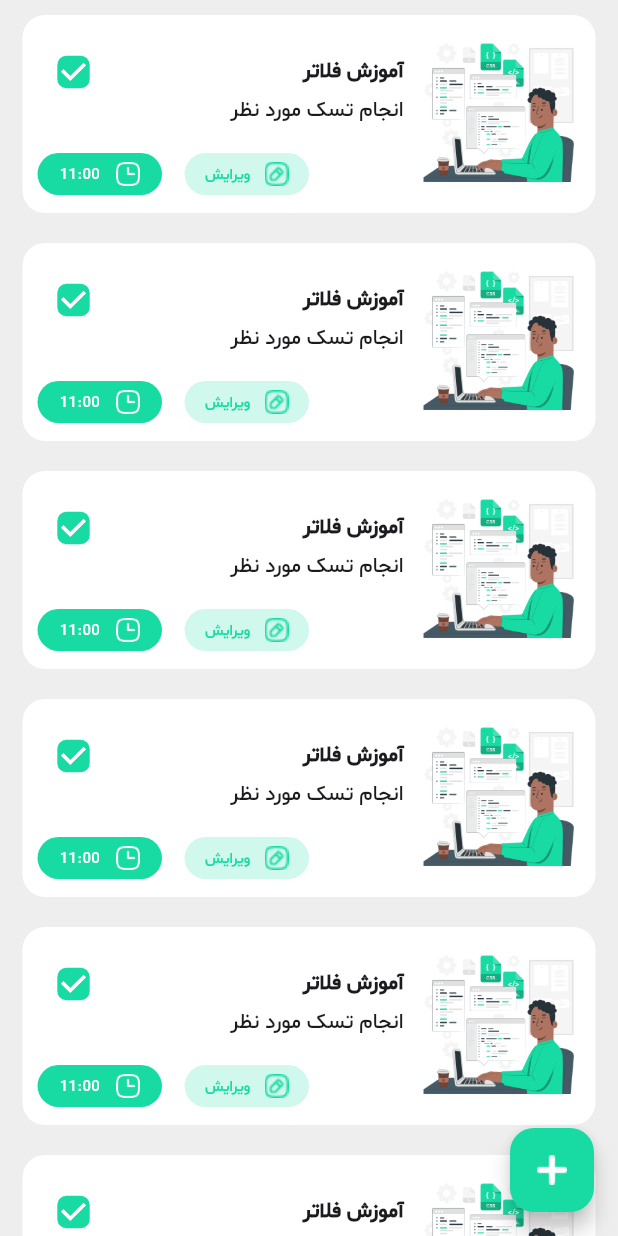
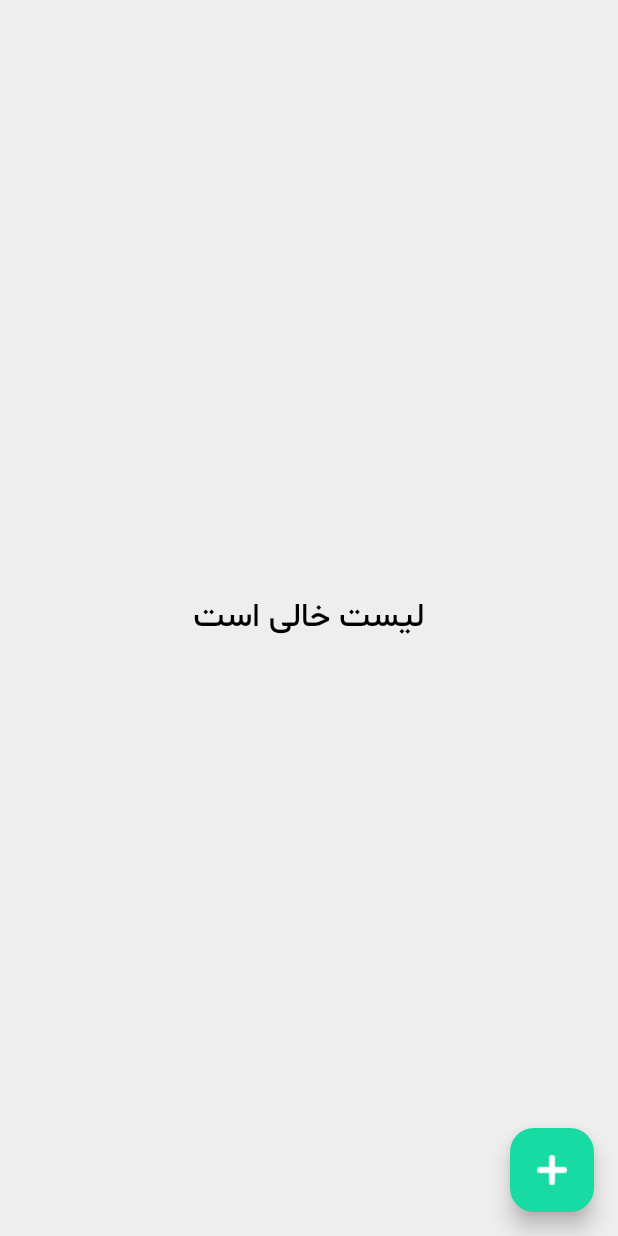
Before and after one commit to Mohammad-Nikmard/Note-App, a Flutter app: the screen it shows after launch, on a phone screen of 412 x 824 dp. Run offline on Flutter 3.47's test engine with Material 3 defaults, Android fonts, the phone set to English and light mode, and no system bars; our stand-ins replace flutter_bloc, get_it, hive, hive_flutter; missing offline and left inert: time_pickerr; accounts and stored records are empty.

Commit message:
Added task adding ablity without isDone

```diff
--- /dev/null
+++ b/lib/BLoc/Home/home_bloc.dart
@@ -0,0 +1,24 @@
+import 'package:flutter_bloc/flutter_bloc.dart';
+import 'package:todo/BLoc/Home/home_event.dart';
+import 'package:todo/BLoc/Home/home_state.dart';
+import 'package:todo/data/repository/task_repository.dart';
+
+class HomeBloc extends Bloc<HomeEvent, HomeState> {
+  final ITaskRepository _iTaskRepository;
+  HomeBloc(this._iTaskRepository) : super(HomeInitState()) {
+    on<HomeShowListEvent>(
+      (event, emit) async {
+        emit(HomeLoadingState());
+        var taskList = await _iTaskRepository.getItems();
+        emit(HomeResponse(taskList));
+      },
+    );
+    on<DeleteItemEvent>(
+      (event, emit) async {
+        await _iTaskRepository.deleteItem(event.index);
+        var taskList = await _iTaskRepository.getItems();
+        emit(HomeResponse(taskList));
+      },
+    );
+  }
+}
--- /dev/null
+++ b/lib/BLoc/Home/home_event.dart
@@ -0,0 +1,9 @@
+abstract class HomeEvent {}
+
+class HomeShowListEvent extends HomeEvent {}
+
+class DeleteItemEvent extends HomeEvent {
+  int index;
+
+  DeleteItemEvent(this.index);
+}
--- /dev/null
+++ b/lib/BLoc/Home/home_state.dart
@@ -0,0 +1,13 @@
+import 'package:todo/data/model/task.dart';
+
+abstract class HomeState {}
+
+class HomeInitState extends HomeState {}
+
+class HomeLoadingState extends HomeState {}
+
+class HomeResponse extends HomeState {
+  List<Task> taskList;
+
+  HomeResponse(this.taskList);
+}
--- a/lib/BLoc/Task/task_state.dart
+++ b/lib/BLoc/Task/task_state.dart
@@ -11,3 +11,5 @@ class TaskReponseState extends TaskState {
 
   TaskReponseState(this.taskTypeList);
 }
+
+class TaskAddedState extends TaskState {}
--- /dev/null
+++ b/lib/data/model/task.dart
@@ -0,0 +1,20 @@
+import 'package:hive/hive.dart';
+import 'package:todo/data/model/task_type.dart';
+part 'task.g.dart';
+
+@HiveType(typeId: 0)
+class Task {
+  @HiveField(0)
+  String title;
+  @HiveField(1)
+  String subtitle;
+  @HiveField(2)
+  DateTime time;
+  @HiveField(3)
+  TaskType taskType;
+  @HiveField(4)
+  bool isDone;
+
+  Task(this.title, this.subtitle, this.time, this.taskType,
+      {this.isDone = false});
+}
--- a/lib/main.dart
+++ b/lib/main.dart
@@ -1,12 +1,17 @@
 import 'package:flutter/material.dart';
+import 'package:flutter_bloc/flutter_bloc.dart';
 import 'package:hive_flutter/adapters.dart';
+import 'package:todo/BLoC/Home/home_bloc.dart';
 import 'package:todo/DI/service_locator.dart';
+import 'package:todo/data/model/task.dart';
 import 'package:todo/data/model/task_type.dart';
 import 'package:todo/ui/home_screen.dart';
 
 void main() async {
   await Hive.initFlutter();
   Hive.registerAdapter(TaskTypeAdapter());
+  Hive.registerAdapter(TaskAdapter());
+  await Hive.openBox<Task>('TaskBox');
 
   initServiceLocator();
 
@@ -18,9 +23,12 @@ class MyApp extends StatelessWidget {
 
   @override
   Widget build(BuildContext context) {
-    return const MaterialApp(
+    return MaterialApp(
       debugShowCheckedModeBanner: false,
-      home: HomeScreen(),
+      home: BlocProvider(
+        create: (context) => locator.get<HomeBloc>(),
+        child: const HomeScreen(),
+      ),
     );
   }
 }
--- a/lib/ui/home_screen.dart
+++ b/lib/ui/home_screen.dart
@@ -1,10 +1,56 @@
 import 'package:flutter/material.dart';
+import 'package:flutter_bloc/flutter_bloc.dart';
+import 'package:todo/BLoC/Home/home_bloc.dart';
+import 'package:todo/BLoc/Home/home_event.dart';
+import 'package:todo/BLoc/Home/home_state.dart';
+import 'package:todo/DI/service_locator.dart';
 import 'package:todo/constants/constants.dart';
+import 'package:todo/data/model/task.dart';
 import 'package:todo/ui/add_task_screen.dart';
 import 'package:todo/widget/task_widget.dart';
 
-class HomeScreen extends StatelessWidget {
+class HomeScreen extends StatefulWidget {
   const HomeScreen({super.key});
+
+  @override
+  State<HomeScreen> createState() => _HomeScreenState();
+}
+
+class _HomeScreenState extends State<HomeScreen> {
+  @override
+  void initState() {
+    BlocProvider.of<HomeBloc>(context).add(HomeShowListEvent());
+    super.initState();
+  }
+
+  @override
+  Widget build(BuildContext context) {
+    return BlocConsumer<HomeBloc, HomeState>(
+      builder: (context, state) {
+        if (state is HomeLoadingState) {
+          return const Center(
+            child: CircularProgressIndicator(
+              color: MyColors.greenColor,
+            ),
+          );
+        }
+        if (state is HomeResponse) {
+          if (state.taskList.isEmpty) {
+            return const EmptyBody();
+          } else {
+            return MainBody(getList: state.taskList);
+          }
+        }
+        return const Text("");
+      },
+      listener: (cotnext, state) {},
+    );
+  }
+}
+
+class MainBody extends StatelessWidget {
+  const MainBody({super.key, required this.getList});
+  final List<Task> getList;
 
   @override
   Widget build(BuildContext context) {
@@ -14,7 +60,10 @@ class HomeScreen extends StatelessWidget {
           Navigator.push(
             context,
             MaterialPageRoute(
-              builder: (context) => const AddTaskScreen(),
+              builder: (context) => BlocProvider.value(
+                value: locator.get<HomeBloc>(),
+                child: const AddTaskScreen(),
+              ),
             ),
           );
         },
@@ -27,12 +76,14 @@ class HomeScreen extends StatelessWidget {
           children: [
             Expanded(
               child: ListView.builder(
-                itemCount: 10,
+                itemCount: getList.length,
                 itemBuilder: (context, index) {
                   return Dismissible(
                     key: UniqueKey(),
-                    child: const TaskWidget(),
-                    onDismissed: (direction) {},
+                    child: TaskWidget(taskItem: getList[index]),
+                    onDismissed: (direction) {
+                      context.read<HomeBloc>().add(DeleteItemEvent(index));
+                    },
                   );
                 },
               ),
@@ -43,3 +94,41 @@ class HomeScreen extends StatelessWidget {
     );
   }
 }
+
+class EmptyBody extends StatelessWidget {
+  const EmptyBody({super.key});
+
+  @override
+  Widget build(BuildContext context) {
+    return Scaffold(
+      floatingActionButton: FloatingActionButton(
+        onPressed: () {
+          Navigator.push(
+            context,
+            MaterialPageRoute(
+              builder: (context) => BlocProvider.value(
+                value: locator.get<HomeBloc>(),
+                child: const AddTaskScreen(),
+              ),
+            ),
+          );
+        },
+        backgroundColor: MyColors.greenColor,
+        child: Image.asset("images/icon_add.png"),
+      ),
+      backgroundColor: MyColors.backgroundScreenColor,
+      body: const SafeArea(
+        child: Center(
+          child: Text(
+            "لیست خالی است",
+            style: TextStyle(
+              fontFamily: "SM",
+              fontSize: 22,
+              color: Colors.black,
+            ),
+          ),
+        ),
+      ),
+    );
+  }
+}
--- a/lib/widget/task_widget.dart
+++ b/lib/widget/task_widget.dart
@@ -1,10 +1,18 @@
 import 'package:flutter/material.dart';
 import 'package:todo/constants/constants.dart';
+import 'package:todo/data/model/task.dart';
 import 'package:todo/ui/edit_task_screen.dart';
+import 'package:todo/util/dateTime_extension.dart';
 
-class TaskWidget extends StatelessWidget {
-  const TaskWidget({super.key});
+class TaskWidget extends StatefulWidget {
+  const TaskWidget({super.key, required this.taskItem});
+  final Task taskItem;
 
+  @override
+  State<TaskWidget> createState() => _TaskWidgetState();
+}
+
+class _TaskWidgetState extends State<TaskWidget> {
   @override
   Widget build(BuildContext context) {
     return Padding(
@@ -20,6 +28,7 @@ class TaskWidget extends StatelessWidget {
         ),
         child: Padding(
           padding: const EdgeInsets.symmetric(horizontal: 10, vertical: 12),
+          child: Flexible(
             child: Row(
               mainAxisAlignment: MainAxisAlignment.end,
               children: [
@@ -33,6 +42,7 @@ class TaskWidget extends StatelessWidget {
                       SizedBox(
                         height: 32,
                         child: Row(
+                          mainAxisAlignment: MainAxisAlignment.spaceBetween,
                           children: [
                             Transform.scale(
                               scale: 1.2,
@@ -46,28 +56,35 @@ class TaskWidget extends StatelessWidget {
                                 checkColor: Colors.white,
                               ),
                             ),
-                          const Spacer(),
-                          const Text(
-                            "آموزش فلاتر",
-                            style: TextStyle(
+                            Flexible(
+                              child: Text(
+                                widget.taskItem.title,
+                                style: const TextStyle(
                                   fontFamily: "SM",
                                   fontWeight: FontWeight.bold,
+                                ),
                               ),
                             ),
                           ],
                         ),
                       ),
-                    const Text(
-                      "انجام تسک مورد نظر",
-                      style: TextStyle(
+                      Flexible(
+                        child: Text(
+                          widget.taskItem.subtitle,
+                          textDirection: TextDirection.rtl,
+                          overflow: TextOverflow.ellipsis,
+                          style: const TextStyle(
                             fontFamily: "SM",
+                          ),
                         ),
                       ),
                       const Spacer(),
                       Row(
                         mainAxisAlignment: MainAxisAlignment.start,
                         children: [
-                        const TimeChip(),
+                          TimeChip(
+                            time: widget.taskItem.time,
+                          ),
                           const SizedBox(width: 15),
                           GestureDetector(
                             child: const EditChip(),
@@ -86,8 +103,9 @@ class TaskWidget extends StatelessWidget {
                   ),
                 ),
                 const SizedBox(width: 10),
-              Image.asset("images/hard_working.png"),
+                Image.asset(widget.taskItem.taskType.image),
               ],
+            ),
           ),
         ),
       ),
@@ -96,7 +114,8 @@ class TaskWidget extends StatelessWidget {
 }
 
 class TimeChip extends StatelessWidget {
-  const TimeChip({super.key});
+  const TimeChip({super.key, required this.time});
+  final DateTime time;
 
   @override
   Widget build(BuildContext context) {
@@ -114,13 +133,20 @@ class TimeChip extends StatelessWidget {
         child: Row(
           mainAxisAlignment: MainAxisAlignment.spaceEvenly,
           children: [
-            const Text(
-              "11:00",
-              style: TextStyle(
+            Column(
+              children: [
+                const SizedBox(
+                  height: 3,
+                ),
+                Text(
+                  "${time.converToHour()}:${time.converToMinute()}",
+                  style: const TextStyle(
                     fontFamily: "SM",
-                fontSize: 10,
+                    fontSize: 12,
                     color: Colors.white,
                   ),
+                ),
+              ],
             ),
             Image.asset(
               "images/icon_time.png",
@@ -157,7 +183,7 @@ class EditChip extends StatelessWidget {
               "ویرایش",
               style: TextStyle(
                 fontFamily: "SM",
-                fontSize: 10,
+                fontSize: 12,
                 color: MyColors.greenColor,
               ),
             ),
```
Also changed, not shown: lib/BLoc/Task/task_bloc.dart (+14 -1 lines), lib/BLoc/Task/task_event.dart (+11 -0 lines), lib/DI/service_locator.dart (+7 -0 lines), lib/data/datasource/task_datasource.dart (added, +26 -0 lines), lib/data/repository/task_repository.dart (added, +27 -0 lines), lib/ui/add_task_screen.dart (+27 -10 lines), lib/util/datetime_extension.dart (added, +17 -0 lines), lib/data/model/task.g.dart (added). Lines whose indentation alone changed are shown as unchanged.
